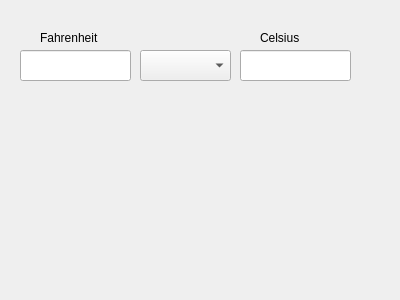
Old version of the form Units/Temperature/temperature.ui in the repository ITAAcademy/ITAInformator.
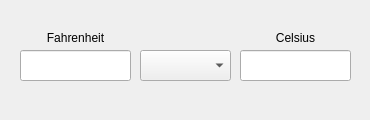
New version of the form.

Patch:
```diff
--- a/Units/Temperature/temperature.ui
+++ b/Units/Temperature/temperature.ui
@@ -6,8 +6,8 @@
    <rect>
     <x>0</x>
     <y>0</y>
-    <width>400</width>
-    <height>300</height>
+    <width>370</width>
+    <height>120</height>
    </rect>
   </property>
   <property name="windowTitle">
@@ -46,28 +46,34 @@
   <widget class="QLabel" name="label_Left">
    <property name="geometry">
     <rect>
-     <x>40</x>
+     <x>20</x>
      <y>30</y>
-     <width>71</width>
+     <width>111</width>
      <height>16</height>
     </rect>
    </property>
    <property name="text">
     <string>Fahrenheit</string>
    </property>
+   <property name="alignment">
+    <set>Qt::AlignCenter</set>
+   </property>
   </widget>
   <widget class="QLabel" name="label_Right">
    <property name="geometry">
     <rect>
-     <x>260</x>
+     <x>240</x>
      <y>30</y>
-     <width>61</width>
+     <width>111</width>
      <height>16</height>
     </rect>
    </property>
    <property name="text">
     <string>Celsius</string>
    </property>
+   <property name="alignment">
+    <set>Qt::AlignCenter</set>
+   </property>
   </widget>
  </widget>
  <resources/>
```
